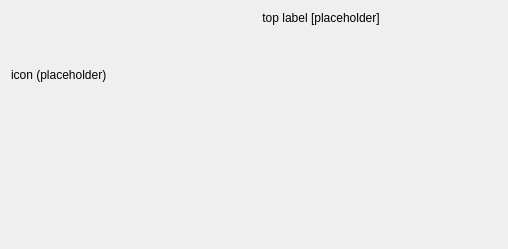
Qt form src/gui/loginrequireddialog/loginrequireddialog.ui (owncloud/client) before a commit.
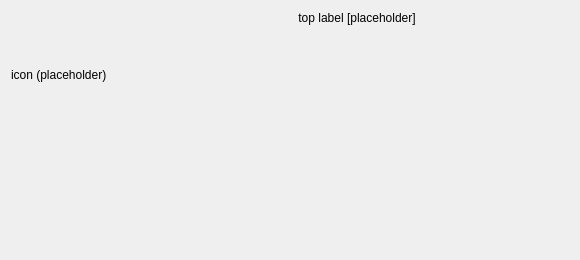
The same form after that commit. Custom widgets are drawn as their Qt base class.

```diff
--- a/src/gui/loginrequireddialog/loginrequireddialog.ui
+++ b/src/gui/loginrequireddialog/loginrequireddialog.ui
@@ -6,10 +6,22 @@
    <rect>
     <x>0</x>
     <y>0</y>
-    <width>508</width>
-    <height>249</height>
+    <width>580</width>
+    <height>260</height>
    </rect>
   </property>
+  <property name="sizePolicy">
+   <sizepolicy hsizetype="Minimum" vsizetype="Minimum">
+    <horstretch>0</horstretch>
+    <verstretch>0</verstretch>
+   </sizepolicy>
+  </property>
+  <property name="minimumSize">
+   <size>
+    <width>520</width>
+    <height>180</height>
+   </size>
+  </property>
   <property name="windowTitle">
    <string>Login required</string>
   </property>
@@ -139,6 +151,19 @@
    </item>
    <item>
     <layout class="QHBoxLayout" name="horizontalLayout">
+     <item>
+      <spacer name="horizontalSpacer">
+       <property name="orientation">
+        <enum>Qt::Horizontal</enum>
+       </property>
+       <property name="sizeHint" stdset="0">
+        <size>
+         <width>10</width>
+         <height>20</height>
+        </size>
+       </property>
+      </spacer>
+     </item>
      <item>
       <widget class="QDialogButtonBox" name="rightButtonBox">
        <property name="sizePolicy">
```
